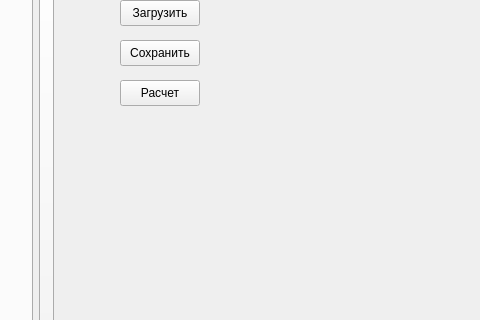
Old version of the form ImView/mainwindow.ui in the repository Ivanos121/ImView; both pictures show x 507 to 987 and y 127 to 447 of the 1116 by 768 pixel window.
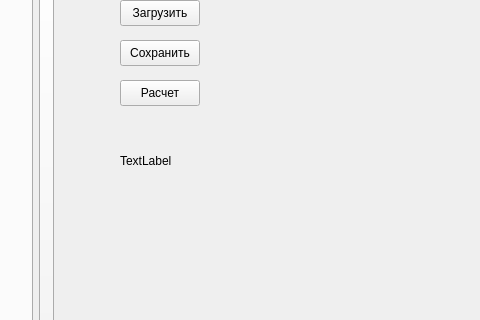
New version of the form. The open tabs and pages were chosen to show the change. Icons and pictures are not drawn. Custom widgets are drawn as their Qt base class.

```diff
--- a/ImView/mainwindow.ui
+++ b/ImView/mainwindow.ui
@@ -1204,6 +1204,19 @@
          <bool>false</bool>
         </property>
        </widget>
+       <widget class="QLabel" name="label_26">
+        <property name="geometry">
+         <rect>
+          <x>60</x>
+          <y>210</y>
+          <width>241</width>
+          <height>41</height>
+         </rect>
+        </property>
+        <property name="text">
+         <string>TextLabel</string>
+        </property>
+       </widget>
       </widget>
       <widget class="QWidget" name="page_11">
        <widget class="QWidget" name="layoutWidget_2">
```
Left out of the diff: 5 changed lines with no effect on the pictures.
